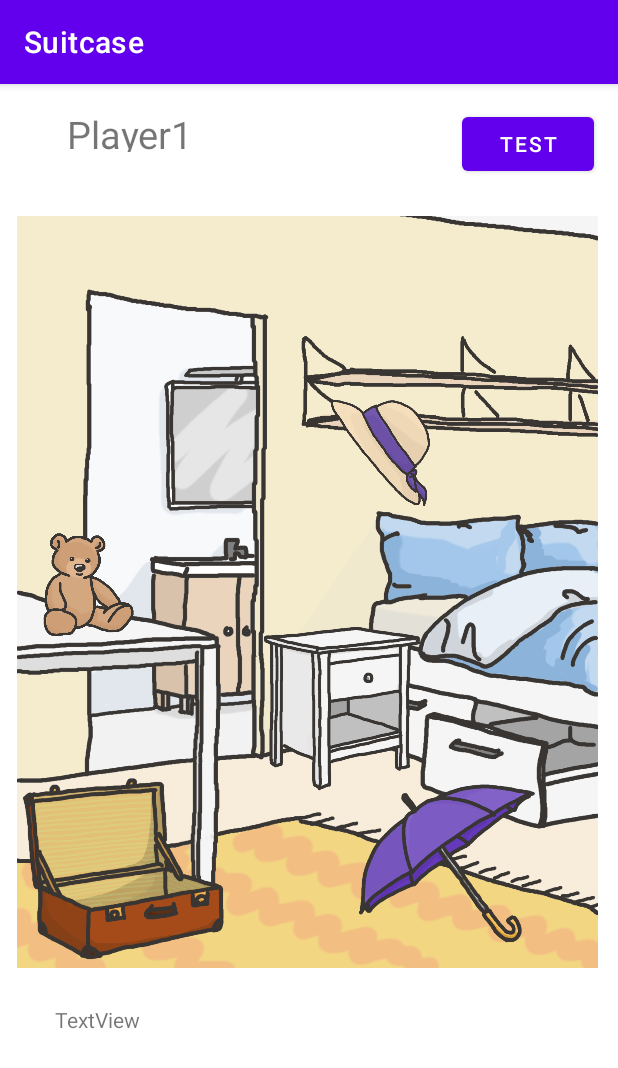
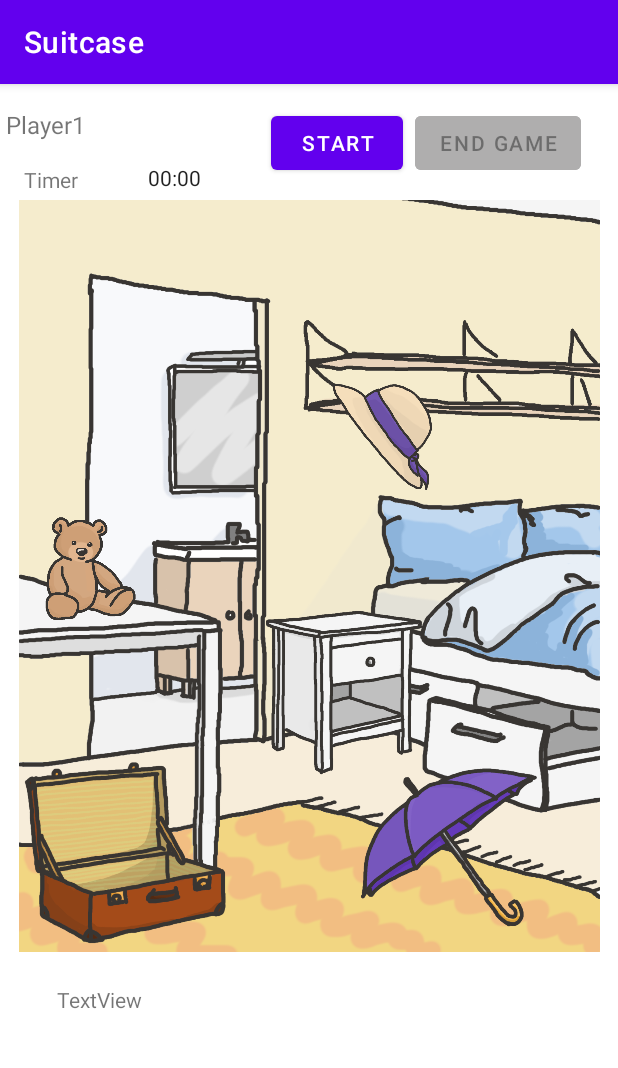
Before and after one commit to EndeavourHolmes/SuitcaseGame, an Android app: the PlayActivity screen opened directly, with no data from a screen before it, on a phone screen of 412 x 824 dp. Shown: the top 1068 px of the screen. Run offline under Robolectric (Android 15) with nearby library versions, the phone set to English and light mode, and no system bars.

Commit message:
Timer (not connected), Settings (not connected), Game Manual included

```diff
--- a/app/src/main/java/com/example/koffer/PlayActivity.java
+++ b/app/src/main/java/com/example/koffer/PlayActivity.java
@@ -6,18 +6,26 @@ import android.animation.ObjectAnimator;
 import android.content.Intent;
 import android.graphics.Color;
 import android.os.Bundle;
+import android.os.Handler;
+import android.os.SystemClock;
 import android.view.View;
+import android.widget.Button;
+import android.widget.Chronometer;
 import android.widget.ImageView;
 import android.widget.TextView;
 import android.view.View.OnTouchListener;
 import android.annotation.SuppressLint;
 import android.view.MotionEvent;
 import android.widget.RelativeLayout;
+import android.widget.Toast;
 
 import java.util.ArrayList;
 import java.util.Formattable;
 import java.util.List;
+import java.util.Locale;
 import java.util.concurrent.TimeUnit;
+
+import android.app.Activity;
 
 public class PlayActivity extends AppCompatActivity {
 
@@ -45,6 +53,13 @@ public class PlayActivity extends AppCompatActivity {
     public List<String> listNamePictures = new ArrayList<>();
     public List<String> listLeftPictures = new ArrayList<>();
 
+    // Timer
+    private boolean running;
+    private Chronometer chronometerTimer;
+    private long neededTime;
+    private Button btnStopTimer;
+    private Button btnStartTimer;
+
     @Override
     protected void onCreate(Bundle savedInstanceState) {
         super.onCreate(savedInstanceState);
@@ -57,6 +72,31 @@ public class PlayActivity extends AppCompatActivity {
 
         // Playground and images referred to objects
         viewGrPlayground = (RelativeLayout) findViewById(R.id.layoutPlayground);
+
+        // TODO: Einstellungen 5,10,15,20
+        // je nach Einstellung 5, 10 ... Objekte adden switch?
+        // restliche img's GONE???
+        /*
+        switch
+        case
+        level 1 list.add(1)
+        level 2 list.add(1,2)
+        level 3 list.add(1,2,3)
+        level 4 list.add(1,2,3,4)
+
+        for int listItem list {
+            switch
+                case 1: 5 images hinzugefuegt
+                case 2: 5 mehr - zweiter Durchlauf
+                case 3: 5 mehr - dritter Druchlauf
+        }
+
+        switch
+            case 1: 15 view ODER? imageviews gone
+            case 2: 10 ~
+            case 3: 5 ~
+
+         */
 
         listImageViewObjects.add((ImageView) findViewById(R.id.imgHat)); // TODO: Methode schreiben
         listImageViewObjects.add((ImageView) findViewById(R.id.imgTeddy));
@@ -100,7 +140,57 @@ public class PlayActivity extends AppCompatActivity {
         score = 0;
         continueGameplay = true;
 
+        // Variables Timer/ Chronometer
+        running = false;
+        chronometerTimer = findViewById(R.id.chronometerTimer);
+        btnStopTimer = findViewById(R.id.btnEndGame);
+        btnStartTimer = findViewById(R.id.btnStartGame);
+        btnStopTimer.setEnabled(false);
+        btnStartTimer.setEnabled(true);
+
+        gamePlay(); // TODO: entfernen, wenn ueber StartButton begonnen
+    }
+
+    public void startGame(View v){
+        //Start timer and game
+
+        Toast.makeText(this,"Start",Toast.LENGTH_LONG).show();
+
+        neededTime = 0;
+        if (!running){
+            chronometerTimer.setBase(SystemClock.elapsedRealtime());
+            chronometerTimer.start();
+            running = true;
+            btnStopTimer.setEnabled(true);
+            v.setEnabled(false);
+        }
+
+        /* ! "gamePlay" bevor Entkommentieren aus "on Create activity" rausnehmen
+
         gamePlay();
+
+        // Clear lists before begin
+        listPicturesOfPlayer.clear();
+        listPicturesOfNpc.clear();
+        resetAllPictures();
+        resetListLeftPictures();
+        */
+
+    }
+
+    public void endGame(View v){
+        // End Timer, save score
+        if (running){
+            chronometerTimer.stop();
+            neededTime = SystemClock.elapsedRealtime() - chronometerTimer.getBase();
+            running = false;
+            btnStartTimer.setEnabled(true);
+            v.setEnabled(false);
+        }
+
+        neededTime = neededTime/1000;
+        ((TextView)findViewById(R.id.ausgabe)).setText("Needed Time in s: " + neededTime);
+
     }
 
     public void gamePlay(){
--- a/app/src/main/res/layout/activity_play.xml
+++ b/app/src/main/res/layout/activity_play.xml
@@ -7,15 +7,11 @@
     tools:context=".PlayActivity">
 
     <androidx.constraintlayout.widget.ConstraintLayout
-        android:layout_width="397dp"
-        android:layout_height="628dp"
-        android:layout_marginTop="16dp"
-        app:layout_constraintBottom_toBottomOf="parent"
+        android:layout_width="389dp"
+        android:layout_height="688dp"
         app:layout_constraintEnd_toEndOf="parent"
-        app:layout_constraintHorizontal_bias="0.4"
         app:layout_constraintStart_toStartOf="parent"
-        app:layout_constraintTop_toBottomOf="@+id/constraintLayout2"
-        app:layout_constraintVertical_bias="0.0">
+        app:layout_constraintTop_toBottomOf="@+id/constraintLayout2">
 
 
         <RelativeLayout
@@ -30,7 +26,9 @@
                 android:id="@+id/imgBedroomBackground"
                 android:layout_width="match_parent"
                 android:layout_height="match_parent"
+                android:layout_alignParentTop="true"
                 android:layout_alignParentBottom="true"
+                android:layout_marginTop="0dp"
                 android:layout_marginBottom="0dp"
                 app:srcCompat="@drawable/bedroom" />
 
@@ -92,11 +90,12 @@
             android:layout_width="370dp"
             android:layout_height="109dp"
             android:layout_marginTop="8dp"
-            android:layout_marginEnd="12dp"
+            android:layout_marginEnd="8dp"
             android:layout_marginBottom="4dp"
             app:layout_constraintBottom_toBottomOf="parent"
             app:layout_constraintEnd_toEndOf="parent"
-            app:layout_constraintTop_toBottomOf="@+id/layoutPlayground">
+            app:layout_constraintTop_toBottomOf="@+id/layoutPlayground"
+            app:layout_constraintVertical_bias="0.0">
 
             <TextView
                 android:id="@+id/ausgabe"
@@ -113,33 +112,73 @@
 
     <androidx.constraintlayout.widget.ConstraintLayout
         android:id="@+id/constraintLayout2"
-        android:layout_width="395dp"
-        android:layout_height="72dp"
+        android:layout_width="411dp"
+        android:layout_height="77dp"
         app:layout_constraintEnd_toEndOf="parent"
-        app:layout_constraintHorizontal_bias="1.0"
+        app:layout_constraintHorizontal_bias="0.0"
         app:layout_constraintStart_toStartOf="parent"
         app:layout_constraintTop_toTopOf="parent">
 
         <TextView
             android:id="@+id/WelcomeMessage"
-            android:layout_width="218dp"
-            android:layout_height="29dp"
-            android:layout_marginStart="28dp"
+            android:layout_width="160dp"
+            android:layout_height="31dp"
+            android:layout_marginStart="4dp"
             android:layout_marginTop="16dp"
             android:text="Hello"
-            android:textSize="25dp"
+            android:textSize="16sp"
+            app:layout_constraintBottom_toTopOf="@+id/textViewTimer"
+            app:layout_constraintEnd_toStartOf="@+id/btnEndGame"
+            app:layout_constraintHorizontal_bias="0.0"
             app:layout_constraintStart_toStartOf="parent"
-            app:layout_constraintTop_toTopOf="parent" />
+            app:layout_constraintTop_toTopOf="parent"
+            app:layout_constraintVertical_bias="0.0" />
+
+        <Button
+            android:id="@+id/btnStartGame"
+            android:layout_width="wrap_content"
+            android:layout_height="wrap_content"
+            android:layout_marginEnd="8dp"
+            android:onClick="startGame"
+            android:text="Start"
+            app:layout_constraintBottom_toBottomOf="parent"
+            app:layout_constraintEnd_toStartOf="@+id/btnEndGame"
+            app:layout_constraintTop_toTopOf="parent"
+            app:layout_constraintVertical_bias="0.517" />
+
+        <TextView
+            android:id="@+id/textViewTimer"
+            android:layout_width="wrap_content"
+            android:layout_height="wrap_content"
+            android:layout_marginBottom="4dp"
+            android:text="Timer"
+            app:layout_constraintBottom_toBottomOf="parent"
+            app:layout_constraintEnd_toStartOf="@+id/btnEndGame"
+            app:layout_constraintHorizontal_bias="0.067"
+            app:layout_constraintStart_toStartOf="parent" />
+
+
+        <Chronometer
+            android:id="@+id/chronometerTimer"
+            android:layout_width="wrap_content"
+            android:layout_height="wrap_content"
+            app:layout_constraintBottom_toBottomOf="parent"
+            app:layout_constraintEnd_toStartOf="@+id/btnStartGame"
+            app:layout_constraintStart_toEndOf="@+id/textViewTimer"
+            app:layout_constraintTop_toBottomOf="@+id/WelcomeMessage" />
 
         <Button
             android:id="@+id/btnEndGame"
             android:layout_width="wrap_content"
             android:layout_height="wrap_content"
-            android:layout_marginTop="16dp"
-            android:layout_marginEnd="16dp"
-            android:text="Test"
+            android:layout_marginEnd="24dp"
+            android:backgroundTint="#AFAEAE"
+            android:onClick="endGame"
+            android:text="End Game"
+            app:layout_constraintBottom_toBottomOf="parent"
             app:layout_constraintEnd_toEndOf="parent"
-            app:layout_constraintTop_toTopOf="parent" />
+            app:layout_constraintTop_toTopOf="parent"
+            app:layout_constraintVertical_bias="0.517" />
     </androidx.constraintlayout.widget.ConstraintLayout>
 
 </androidx.constraintlayout.widget.ConstraintLayout>
```
Also changed, not shown: app/src/main/AndroidManifest.xml (+11 -1 lines), app/src/main/java/com/example/koffer/GameManual.java (added, +23 -0 lines), app/src/main/java/com/example/koffer/MainActivity.java (+11 -0 lines), app/src/main/java/com/example/koffer/Settings.java (added, +63 -0 lines), app/src/main/res/layout/activity_game_manual.xml (added, +29 -0 lines), app/src/main/res/layout/activity_main.xml (+24 -13 lines), app/src/main/res/layout/activity_settings.xml (added, +56 -0 lines).
